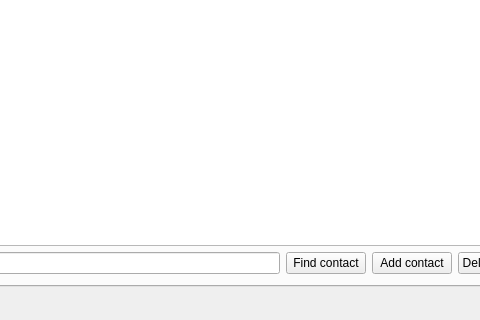
First picture: the form in testApp/MainWindow.ui, repository machgo/telegram-qt, before the edit; both pictures show x 604 to 1084 and y 384 to 704 of the 1360 by 704 pixel window.
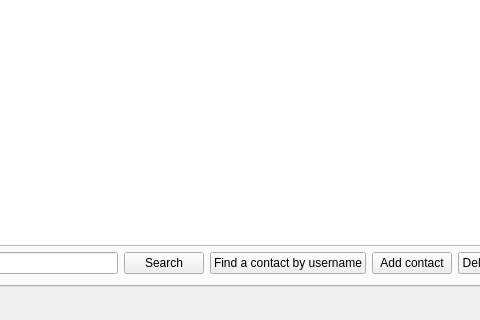
Second picture: the form after the edit. The open tabs and pages were chosen to show the change.

Commit message: WIP on contact search

Diff of the .ui file:
```diff
--- a/testApp/MainWindow.ui
+++ b/testApp/MainWindow.ui
@@ -426,10 +426,17 @@
            <item>
             <widget class="QLineEdit" name="currentContact"/>
            </item>
+           <item>
+            <widget class="QPushButton" name="searchContacts">
+             <property name="text">
+              <string>Search</string>
+             </property>
+            </widget>
+           </item>
            <item>
             <widget class="QPushButton" name="findContact">
              <property name="text">
-              <string>Find contact</string>
+              <string>Find a contact by username</string>
              </property>
             </widget>
            </item>
```
Left out of the diff: 2 changed lines with no effect on the pictures. The commit also changes 8 other files.
